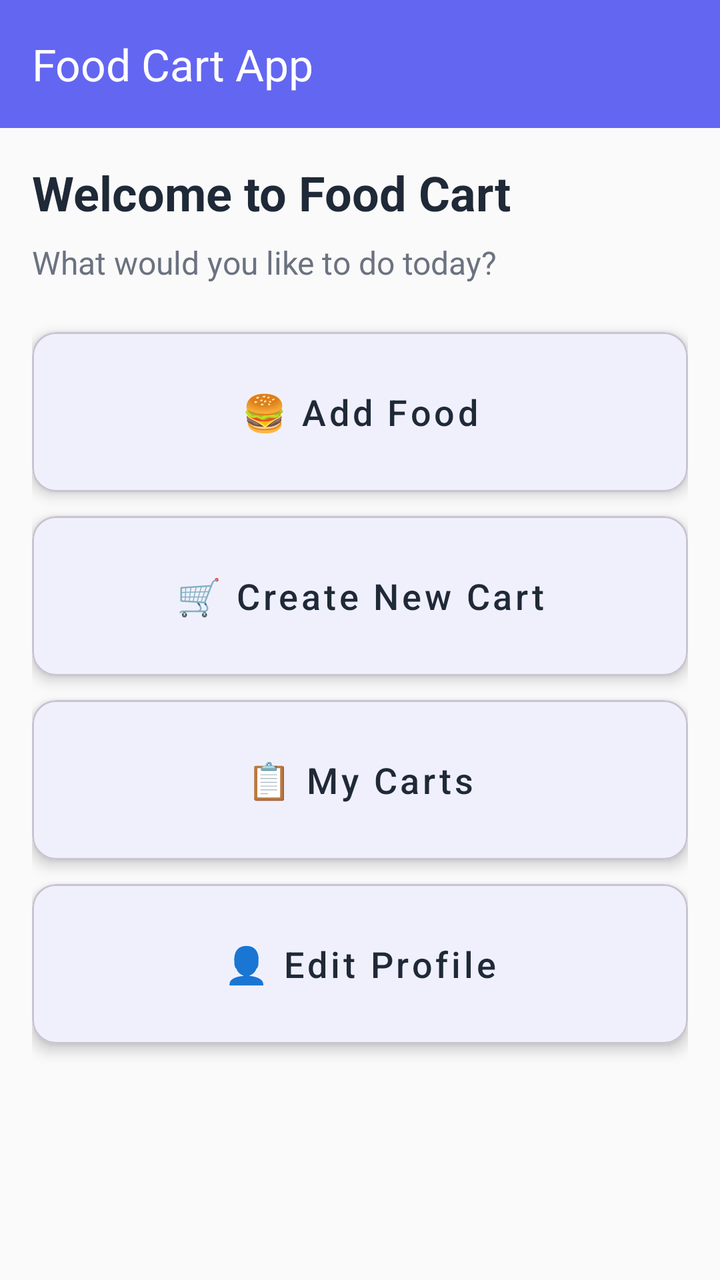
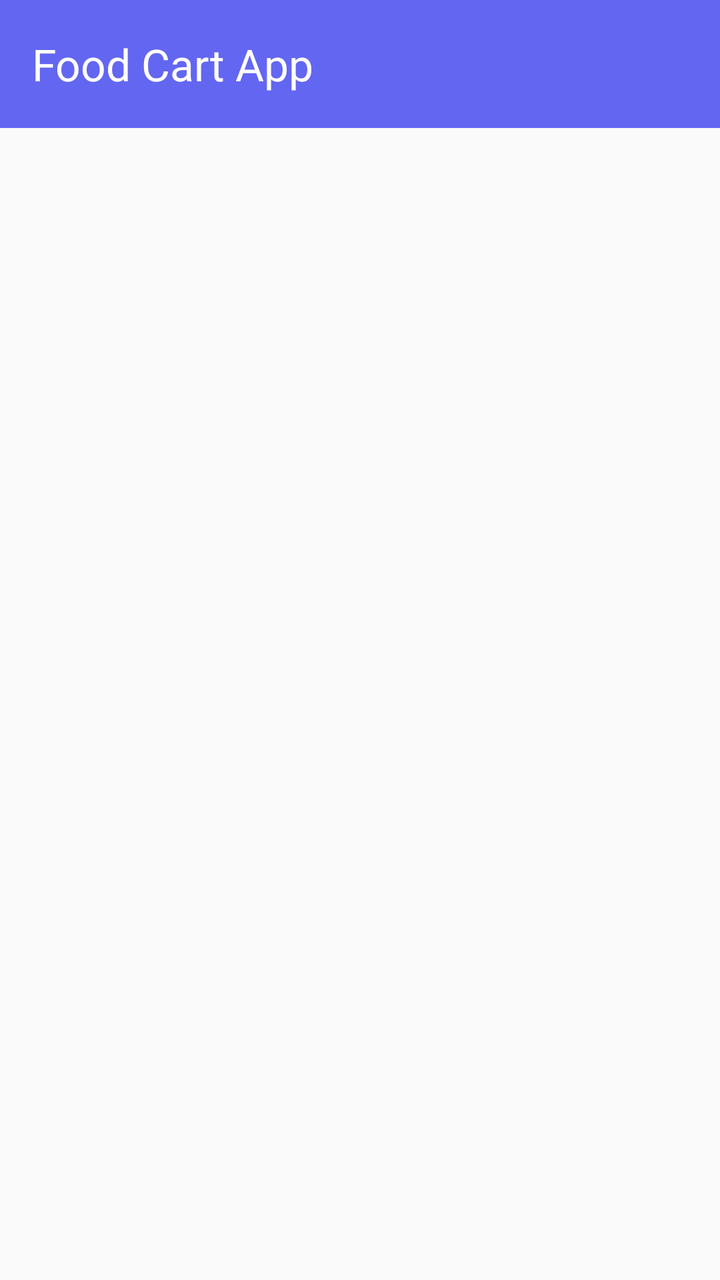

The first picture is an Android layout as it rendered before a commit; the second is the same layout after the commit. The layout source and the unified diff follow.
<!-- AndroidManifest.xml: application theme Theme.TestApp -->
<!-- res/layout/activity_main.xml -->
<?xml version="1.0" encoding="utf-8"?>
<androidx.coordinatorlayout.widget.CoordinatorLayout xmlns:android="http://schemas.android.com/apk/res/android"
    xmlns:app="http://schemas.android.com/apk/res-auto"
    xmlns:tools="http://schemas.android.com/tools"
    android:layout_width="match_parent"
    android:layout_height="match_parent"
    android:background="?attr/android:colorBackground"
    android:id="@+id/main"
    tools:context=".screens.MainActivity">

    <com.google.android.material.appbar.AppBarLayout
        android:layout_width="match_parent"
        android:layout_height="wrap_content"
        android:theme="@style/ThemeOverlay.AppCompat.Dark.ActionBar">

        <androidx.appcompat.widget.Toolbar
            android:id="@+id/toolbar"
            android:layout_width="match_parent"
            android:layout_height="?attr/actionBarSize"
            android:background="?attr/colorPrimary"
            app:popupTheme="@style/ThemeOverlay.AppCompat.Light"
            app:title="Food Cart App"
            app:titleTextAppearance="@style/TextAppearance.AppCompat.Large" />

    </com.google.android.material.appbar.AppBarLayout>

    <androidx.core.widget.NestedScrollView
        android:layout_width="match_parent"
        android:layout_height="match_parent"
        app:layout_behavior="@string/appbar_scrolling_view_behavior">

        <LinearLayout
            android:layout_width="match_parent"
            android:layout_height="wrap_content"
            android:orientation="vertical"
            android:padding="16dp">

            <TextView
                android:layout_width="wrap_content"
                android:layout_height="wrap_content"
                android:text="Welcome to Food Cart"
                android:textSize="24sp"
                android:textStyle="bold"
                android:textColor="?attr/colorOnBackground"
                android:layout_marginBottom="8dp" />

            <TextView
                android:layout_width="wrap_content"
                android:layout_height="wrap_content"
                android:text="What would you like to do today?"
                android:textSize="16sp"
                android:textColor="?attr/colorOnSurfaceVariant"
                android:layout_marginBottom="24dp" />

            <com.google.android.material.card.MaterialCardView
                android:layout_width="match_parent"
                android:layout_height="wrap_content"
                android:layout_marginBottom="12dp"
                app:cardCornerRadius="12dp"
                app:cardElevation="4dp">

                <com.google.android.material.button.MaterialButton
                    android:id="@+id/btn_main_add_food"
                    android:layout_width="match_parent"
                    android:layout_height="80dp"
                    android:text="🍔 Add Food"
                    android:textSize="18sp"
                    android:textAllCaps="false"
                    style="@style/Widget.MaterialComponents.Button.TextButton"
                    android:textColor="?attr/colorOnSurface"
                    android:backgroundTint="?attr/colorSurface" />

            </com.google.android.material.card.MaterialCardView>

            <com.google.android.material.card.MaterialCardView
                android:layout_width="match_parent"
                android:layout_height="wrap_content"
                android:layout_marginBottom="12dp"
                app:cardCornerRadius="12dp"
                app:cardElevation="4dp">

                <com.google.android.material.button.MaterialButton
                    android:id="@+id/btn_main_add_cart"
                    android:layout_width="match_parent"
                    android:layout_height="80dp"
                    android:text="🛒 Create New Cart"
                    android:textSize="18sp"
                    android:textAllCaps="false"
                    style="@style/Widget.MaterialComponents.Button.TextButton"
                    android:textColor="?attr/colorOnSurface"
                    android:backgroundTint="?attr/colorSurface" />

            </com.google.android.material.card.MaterialCardView>

            <com.google.android.material.card.MaterialCardView
                android:layout_width="match_parent"
                android:layout_height="wrap_content"
                android:layout_marginBottom="12dp"
                app:cardCornerRadius="12dp"
                app:cardElevation="4dp">

                <com.google.android.material.button.MaterialButton
                    android:id="@+id/btn_main_my_carts"
                    android:layout_width="match_parent"
                    android:layout_height="80dp"
                    android:text="📋 My Carts"
                    android:textSize="18sp"
                    android:textAllCaps="false"
                    style="@style/Widget.MaterialComponents.Button.TextButton"
                    android:textColor="?attr/colorOnSurface"
                    android:backgroundTint="?attr/colorSurface" />

            </com.google.android.material.card.MaterialCardView>

            <com.google.android.material.card.MaterialCardView
                android:layout_width="match_parent"
                android:layout_height="wrap_content"
                android:layout_marginBottom="12dp"
                app:cardCornerRadius="12dp"
                app:cardElevation="4dp">

                <com.google.android.material.button.MaterialButton
                    android:id="@+id/btn_main_edit_profile"
                    android:layout_width="match_parent"
                    android:layout_height="80dp"
                    android:text="👤 Edit Profile"
                    android:textSize="18sp"
                    android:textAllCaps="false"
                    style="@style/Widget.MaterialComponents.Button.TextButton"
                    android:textColor="?attr/colorOnSurface"
                    android:backgroundTint="?attr/colorSurface" />

            </com.google.android.material.card.MaterialCardView>

            <com.google.android.material.card.MaterialCardView
                android:id="@+id/admin_card"
                android:layout_width="match_parent"
                android:layout_height="wrap_content"
                android:layout_marginBottom="12dp"
                android:visibility="gone"
                app:cardBackgroundColor="?attr/colorSecondary"
                app:cardCornerRadius="12dp"
                app:cardElevation="4dp"
                tools:visibility="visible">

                <com.google.android.material.button.MaterialButton
                    android:id="@+id/btn_main_to_admin"
                    style="@style/Widget.MaterialComponents.Button.TextButton"
                    android:layout_width="match_parent"
                    android:layout_height="80dp"
                    android:backgroundTint="#00000000"
                    android:text="⚙️ Admin Panel"
                    android:textAllCaps="false"
                    android:textColor="?attr/colorOnSecondary"
                    android:textSize="18sp"
                    tools:visibility="visible" />

            </com.google.android.material.card.MaterialCardView>


        </LinearLayout>

    </androidx.core.widget.NestedScrollView>

</androidx.coordinatorlayout.widget.CoordinatorLayout>
<!-- resources referenced by this layout -->
<resources>
  <style name="Theme.TestApp" parent="Base.Theme.TestApp" />
  <style name="Base.Theme.TestApp" parent="Theme.Material3.DayNight.NoActionBar">
          <item name="colorPrimary">@color/primary</item>
          <item name="colorPrimaryVariant">@color/primary_variant</item>
          <item name="colorOnPrimary">@color/on_primary</item>
          
          <item name="colorSecondary">@color/secondary</item>
          <item name="colorSecondaryVariant">@color/secondary_variant</item>
          <item name="colorOnSecondary">@color/on_secondary</item>
          
          <item name="android:colorBackground">@color/background</item>
          <item name="colorSurface">@color/surface</item>
          <item name="colorOnBackground">@color/on_background</item>
          <item name="colorOnSurface">@color/on_surface</item>
          
          <item name="colorError">@color/error</item>
          <item name="colorOnError">@color/on_error</item>
          
          <item name="colorOutline">@color/outline</item>
          <item name="colorSurfaceVariant">@color/surface_variant</item>
          <item name="colorOnSurfaceVariant">@color/on_surface_variant</item>
          
          <item name="android:statusBarColor">@color/primary</item>
          <item name="android:navigationBarColor">@color/surface</item>
          <item name="android:windowLightStatusBar">false</item>
          <item name="android:windowLightNavigationBar">true</item>
      </style>
  <color name="primary">#6366F1</color>
  <color name="primary_variant">#4F46E5</color>
  <color name="on_primary">#FFFFFF</color>
  <color name="secondary">#EC4899</color>
  <color name="secondary_variant">#DB2777</color>
  <color name="on_secondary">#FFFFFF</color>
  <color name="background">#FAFAFA</color>
  <color name="surface">#FFFFFF</color>
  <color name="on_background">#1F2937</color>
  <color name="on_surface">#1F2937</color>
  <color name="error">#EF4444</color>
  <color name="on_error">#FFFFFF</color>
  <color name="outline">#E5E7EB</color>
  <color name="surface_variant">#F3F4F6</color>
  <color name="on_surface_variant">#6B7280</color>
</resources>

<!-- the commit's change to res/layout/activity_main.xml (unified diff, before → after) -->
@@ -6,7 +6,7 @@
     android:layout_height="match_parent"
     android:background="?attr/android:colorBackground"
     android:id="@+id/main"
-    tools:context=".screens.MainActivity">
+    tools:context=".MainActivity">
 
     <com.google.android.material.appbar.AppBarLayout
         android:layout_width="match_parent"
@@ -24,142 +24,10 @@
 
     </com.google.android.material.appbar.AppBarLayout>
 
-    <androidx.core.widget.NestedScrollView
+    <FrameLayout
+        android:id="@+id/fragment_container"
         android:layout_width="match_parent"
         android:layout_height="match_parent"
-        app:layout_behavior="@string/appbar_scrolling_view_behavior">
-
-        <LinearLayout
-            android:layout_width="match_parent"
-            android:layout_height="wrap_content"
-            android:orientation="vertical"
-            android:padding="16dp">
-
-            <TextView
-                android:layout_width="wrap_content"
-                android:layout_height="wrap_content"
-                android:text="Welcome to Food Cart"
-                android:textSize="24sp"
-                android:textStyle="bold"
-                android:textColor="?attr/colorOnBackground"
-                android:layout_marginBottom="8dp" />
-
-            <TextView
-                android:layout_width="wrap_content"
-                android:layout_height="wrap_content"
-                android:text="What would you like to do today?"
-                android:textSize="16sp"
-                android:textColor="?attr/colorOnSurfaceVariant"
-                android:layout_marginBottom="24dp" />
-
-            <com.google.android.material.card.MaterialCardView
-                android:layout_width="match_parent"
-                android:layout_height="wrap_content"
-                android:layout_marginBottom="12dp"
-                app:cardCornerRadius="12dp"
-                app:cardElevation="4dp">
-
-                <com.google.android.material.button.MaterialButton
-                    android:id="@+id/btn_main_add_food"
-                    android:layout_width="match_parent"
-                    android:layout_height="80dp"
-                    android:text="🍔 Add Food"
-                    android:textSize="18sp"
-                    android:textAllCaps="false"
-                    style="@style/Widget.MaterialComponents.Button.TextButton"
-                    android:textColor="?attr/colorOnSurface"
-                    android:backgroundTint="?attr/colorSurface" />
-
-            </com.google.android.material.card.MaterialCardView>
-
-            <com.google.android.material.card.MaterialCardView
-                android:layout_width="match_parent"
-                android:layout_height="wrap_content"
-                android:layout_marginBottom="12dp"
-                app:cardCornerRadius="12dp"
-                app:cardElevation="4dp">
-
-                <com.google.android.material.button.MaterialButton
-                    android:id="@+id/btn_main_add_cart"
-                    android:layout_width="match_parent"
-                    android:layout_height="80dp"
-                    android:text="🛒 Create New Cart"
-                    android:textSize="18sp"
-                    android:textAllCaps="false"
-                    style="@style/Widget.MaterialComponents.Button.TextButton"
-                    android:textColor="?attr/colorOnSurface"
-                    android:backgroundTint="?attr/colorSurface" />
-
-            </com.google.android.material.card.MaterialCardView>
-
-            <com.google.android.material.card.MaterialCardView
-                android:layout_width="match_parent"
-                android:layout_height="wrap_content"
-                android:layout_marginBottom="12dp"
-                app:cardCornerRadius="12dp"
-                app:cardElevation="4dp">
-
-                <com.google.android.material.button.MaterialButton
-                    android:id="@+id/btn_main_my_carts"
-                    android:layout_width="match_parent"
-                    android:layout_height="80dp"
-                    android:text="📋 My Carts"
-                    android:textSize="18sp"
-                    android:textAllCaps="false"
-                    style="@style/Widget.MaterialComponents.Button.TextButton"
-                    android:textColor="?attr/colorOnSurface"
-                    android:backgroundTint="?attr/colorSurface" />
-
-            </com.google.android.material.card.MaterialCardView>
-
-            <com.google.android.material.card.MaterialCardView
-                android:layout_width="match_parent"
-                android:layout_height="wrap_content"
-                android:layout_marginBottom="12dp"
-                app:cardCornerRadius="12dp"
-                app:cardElevation="4dp">
-
-                <com.google.android.material.button.MaterialButton
-                    android:id="@+id/btn_main_edit_profile"
-                    android:layout_width="match_parent"
-                    android:layout_height="80dp"
-                    android:text="👤 Edit Profile"
-                    android:textSize="18sp"
-                    android:textAllCaps="false"
-                    style="@style/Widget.MaterialComponents.Button.TextButton"
-                    android:textColor="?attr/colorOnSurface"
-                    android:backgroundTint="?attr/colorSurface" />
-
-            </com.google.android.material.card.MaterialCardView>
-
-            <com.google.android.material.card.MaterialCardView
-                android:id="@+id/admin_card"
-                android:layout_width="match_parent"
-                android:layout_height="wrap_content"
-                android:layout_marginBottom="12dp"
-                android:visibility="gone"
-                app:cardBackgroundColor="?attr/colorSecondary"
-                app:cardCornerRadius="12dp"
-                app:cardElevation="4dp"
-                tools:visibility="visible">
-
-                <com.google.android.material.button.MaterialButton
-                    android:id="@+id/btn_main_to_admin"
-                    style="@style/Widget.MaterialComponents.Button.TextButton"
-                    android:layout_width="match_parent"
-                    android:layout_height="80dp"
-                    android:backgroundTint="#00000000"
-                    android:text="⚙️ Admin Panel"
-                    android:textAllCaps="false"
-                    android:textColor="?attr/colorOnSecondary"
-                    android:textSize="18sp"
-                    tools:visibility="visible" />
-
-            </com.google.android.material.card.MaterialCardView>
-
-
-        </LinearLayout>
-
-    </androidx.core.widget.NestedScrollView>
+        app:layout_behavior="@string/appbar_scrolling_view_behavior" />
 
 </androidx.coordinatorlayout.widget.CoordinatorLayout>
